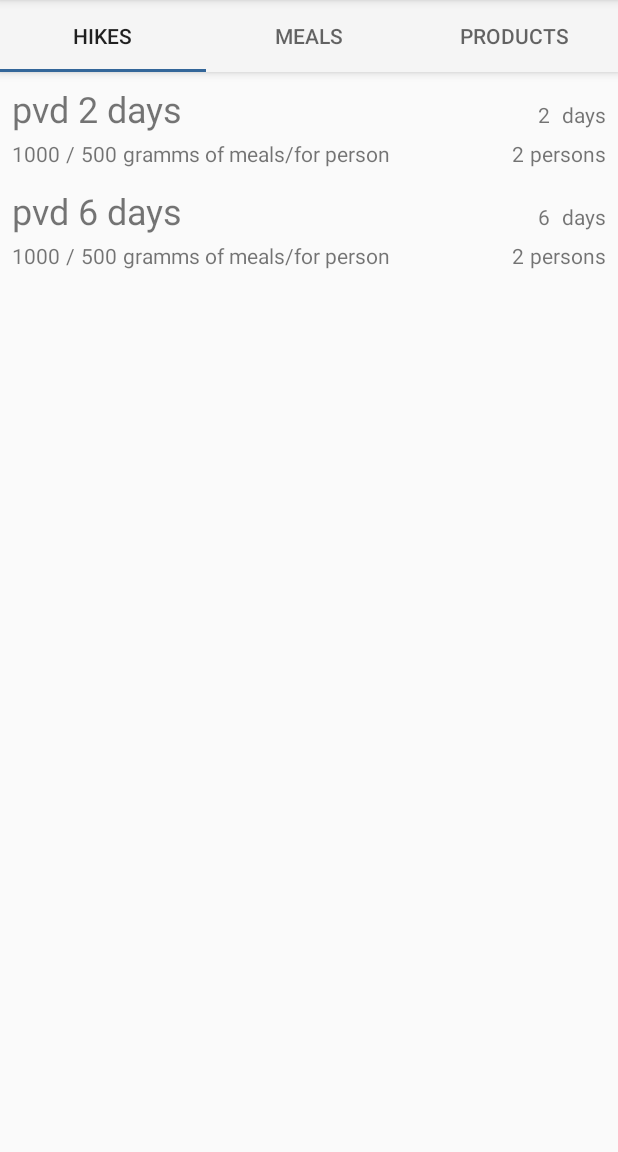
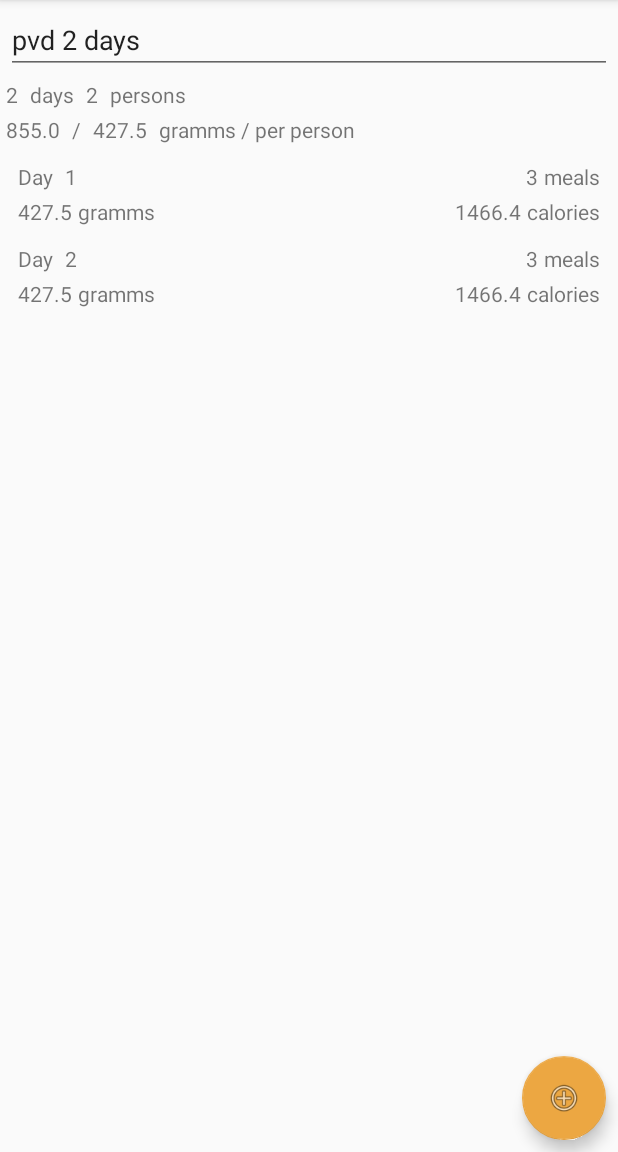
Before and after one commit to seysen/HikingMealsForAndroid, an Android app: the screen it shows after launch (MainActivity before the commit, HikeDetailActivity after it), after a tap on "pvd 2 days", on a phone screen of 412 x 824 dp, the part 84-1236 px from its top. Run offline under Robolectric (Android 15) with nearby library versions, the phone set to English and light mode, and no system bars.

Commit message:
Add: Hike detail information activity

```diff
--- a/app/src/main/AndroidManifest.xml
+++ b/app/src/main/AndroidManifest.xml
@@ -10,13 +10,14 @@
         android:roundIcon="@mipmap/ic_launcher_round"
         android:supportsRtl="true"
         android:theme="@style/AppTheme">
+        <activity android:name=".HikeDetailActivity"></activity>
         <activity android:name=".MealAddProductActivity" />
         <activity android:name=".MealDetailActivity" />
         <activity android:name=".ProductDetailActivity" />
         <activity android:name=".MainActivity">
-
             <intent-filter>
                 <action android:name="android.intent.action.MAIN" />
+
                 <category android:name="android.intent.category.LAUNCHER" />
             </intent-filter>
         </activity>
--- /dev/null
+++ b/app/src/main/java/com/seysen/hikingmealsforandroid/HikeDetailActivity.java
@@ -0,0 +1,73 @@
+package com.seysen.hikingmealsforandroid;
+
+import android.support.v7.app.AppCompatActivity;
+import android.os.Bundle;
+import android.support.v7.widget.LinearLayoutManager;
+import android.support.v7.widget.RecyclerView;
+import android.util.Log;
+import android.widget.EditText;
+import android.widget.TextView;
+
+import com.seysen.hikingmealsforandroid.R;
+import com.seysen.hikingmealsforandroid.core.Hike;
+import com.seysen.hikingmealsforandroid.core.HikeDay;
+import com.seysen.hikingmealsforandroid.helper.HikeDayAdapter;
+
+import java.util.ArrayList;
+
+public class HikeDetailActivity extends AppCompatActivity {
+
+    private static final String TAG = "hike_detail";
+    public static final String ID_KEY = "hike_id";
+    private static final int RESULT_CANCELED = 1;
+    public static final int REQUEST_CREATE_TYPE=1;
+    public static final int REQUEST_EDIT_TYPE=2;
+    private static final String HIKENAME = "hike";
+    public static final String HIKEDAYNAME = "day";
+    private int position;
+    private HikeDayAdapter adapter;
+    private Hike hike;
+    private EditText hike_name;
+    private TextView duration;
+    private TextView quantity;
+    private TextView hikeMealWeight;
+    private TextView personMealWeight;
+    private ArrayList<HikeDay> hikeDaysList = new ArrayList<>();
+
+    @Override
+    protected void onCreate(Bundle savedInstanceState) {
+        super.onCreate(savedInstanceState);
+        setContentView(R.layout.activity_hike_detail);
+        Log.d(TAG,"Hike Detail Created");
+        hike_name = findViewById(R.id.hike_name_detail);
+        duration = findViewById(R.id.duaration);
+        quantity = findViewById(R.id.quantity);
+        hikeMealWeight = findViewById(R.id.hike_meal_weight);
+        personMealWeight =  findViewById(R.id.person_meal_weight);
+        RecyclerView hikeDays = findViewById(R.id.hike_days);
+        hikeDays.setLayoutManager(new LinearLayoutManager(hikeDays.getContext()));
+        adapter = new HikeDayAdapter(this, hikeDaysList);
+        hikeDays.setAdapter(adapter);
+
+        Bundle arguments = getIntent().getExtras();
+        if (arguments!=null) {
+            Log.d(TAG,"Has arguments " + arguments);
+            Log.d(TAG,"Get position with KEY = " + ID_KEY);
+            position = arguments.getInt(ID_KEY);
+            Log.d(TAG,"Position = " + position);
+            hike = arguments.getParcelable(HIKENAME);
+            Log.d(TAG,String.valueOf(hike));
+            //mHikeDays = hike.getHikeDays();
+            hike_name.setText(hike.getHikeName());
+            duration.setText(String.valueOf(hike.getDuration()));
+            quantity.setText(String.valueOf(hike.getQuantity()));
+            hikeMealWeight.setText(String.format("%.1f", hike.getWeight()).replace(",","."));
+            personMealWeight.setText(String.format("%.1f", hike.getWeight()/hike.getQuantity()).replace(",","."));
+            Log.d(TAG,"notifyDataSetChanged");
+            hikeDaysList.clear();
+            hikeDaysList.addAll(hike.getHikeDays());
+            adapter.notifyDataSetChanged();
+        }
+
+    }
+}
--- a/app/src/main/java/com/seysen/hikingmealsforandroid/core/Hike.java
+++ b/app/src/main/java/com/seysen/hikingmealsforandroid/core/Hike.java
@@ -1,9 +1,12 @@
 package com.seysen.hikingmealsforandroid.core;
+
+import android.os.Parcel;
+import android.os.Parcelable;
 
 import java.util.ArrayList;
 import java.util.HashMap;
 
-public class Hike {
+public class Hike implements Parcelable {
     //variables
     public static ArrayList<Hike> hikes = new ArrayList<Hike>();
     private String hikeName;
@@ -20,12 +23,30 @@ public class Hike {
             hikeDay.addMeal(Meal.getMeal("pilaf"));
         }
         Hike pvd6 = new Hike("pvd 6 days",2,6);
-        for (HikeDay hikeDay: pvd2.getHikeDays()) {
+        for (HikeDay hikeDay: pvd6.getHikeDays()) {
             hikeDay.addMeal(Meal.getMeal("porridge"));
             hikeDay.addMeal(Meal.getMeal("sandwich"));
             hikeDay.addMeal(Meal.getMeal("pilaf"));
         }
     }
+
+    protected Hike(Parcel in) {
+        hikeName = in.readString();
+        quantity = in.readInt();
+        hikeDays = in.createTypedArrayList(HikeDay.CREATOR);
+    }
+
+    public static final Creator<Hike> CREATOR = new Creator<Hike>() {
+        @Override
+        public Hike createFromParcel(Parcel in) {
+            return new Hike(in);
+        }
+
+        @Override
+        public Hike[] newArray(int size) {
+            return new Hike[size];
+        }
+    };
 
     public int getDuration() {
         return hikeDays.size();
@@ -148,50 +169,30 @@ public class Hike {
         hikes.add(this);
     }
 
+    @Override
+    public int describeContents() {
+        return 0;
+    }
+
+    @Override
+    public void writeToParcel(Parcel dest, int flags) {
+        dest.writeString(hikeName);
+        dest.writeInt(quantity);
+        dest.writeTypedList(hikeDays);
+    }
+
+    public double getWeight() {
+        double weight = 0;
+        for (HikeDay day: hikeDays
+             ) {
+            weight += day.getDayWeight();
+        }
+        return weight;
+    }
+
     //TODO getHikeWeight
     /*public Double getWeight() {
         return weight;
     }*/
 
-    public class HikeDay {
-        //variables
-        private ArrayList<Meal> meals = new ArrayList<Meal>();
-
-        //methods
-        public void addMeal(Meal meal) {
-            if (meal!=null) {
-                meals.add(meal);
-            }
-        }
-
-        public void removeMeal(int index) {
-            meals.remove(index);
-        }
-
-        public void setMeals(ArrayList<Meal> meals) {
-            this.meals = meals;
-        }
-
-        public ArrayList<Meal> getMeals() {
-            return meals;
-        }
-
-        public double getHikeDayEnergy() {
-            double energy = 0;
-            for (Meal meal : meals) {
-                energy += meal.getEnergy();
-            }
-            return energy;
-        }
-
-        //constructors
-
-        public HikeDay() {
-
-        }
-
-        public HikeDay(ArrayList<Meal> meals) {
-            this.meals = meals;
-        }
-    }
 }
--- /dev/null
+++ b/app/src/main/java/com/seysen/hikingmealsforandroid/core/HikeDay.java
@@ -0,0 +1,84 @@
+package com.seysen.hikingmealsforandroid.core;
+
+import android.os.Parcel;
+import android.os.Parcelable;
+
+import java.util.ArrayList;
+
+public class HikeDay implements Parcelable {
+    //variables
+    private final static String TAG = "HikeDay";
+    private ArrayList<Meal> meals = new ArrayList<Meal>();
+
+    protected HikeDay(Parcel in) {
+        meals = in.createTypedArrayList(Meal.CREATOR);
+    }
+
+    public static final Creator<HikeDay> CREATOR = new Creator<HikeDay>() {
+        @Override
+        public HikeDay createFromParcel(Parcel in) {
+            return new HikeDay(in);
+        }
+
+        @Override
+        public HikeDay[] newArray(int size) {
+            return new HikeDay[size];
+        }
+    };
+
+    //methods
+    public void addMeal(Meal meal) {
+        if (meal!=null) {
+            meals.add(meal);
+        }
+    }
+
+    public void removeMeal(int index) {
+        meals.remove(index);
+    }
+
+    public void setMeals(ArrayList<Meal> meals) {
+        this.meals = meals;
+    }
+
+    public ArrayList<Meal> getMeals() {
+        return meals;
+    }
+
+    public double getHikeDayEnergy() {
+        double energy = 0;
+        for (Meal meal : meals) {
+            energy += meal.getEnergy();
+        }
+        return energy;
+    }
+
+    //constructors
+
+    public HikeDay() {
+
+    }
+
+    public HikeDay(ArrayList<Meal> meals) {
+        this.meals = meals;
+    }
+
+    @Override
+    public int describeContents() {
+        return 0;
+    }
+
+    @Override
+    public void writeToParcel(Parcel dest, int flags) {
+        dest.writeTypedList(meals);
+    }
+
+    public double getDayWeight() {
+        double weight = 0;
+        for (Meal meal: meals
+             ) {
+            weight += meal.getWeight();
+        }
+        return weight;
+    }
+}
--- a/app/src/main/java/com/seysen/hikingmealsforandroid/fragments/HikesFragment.java
+++ b/app/src/main/java/com/seysen/hikingmealsforandroid/fragments/HikesFragment.java
@@ -1,13 +1,17 @@
 package com.seysen.hikingmealsforandroid.fragments;
 
+import android.content.Intent;
 import android.os.Bundle;
 import android.support.v4.app.Fragment;
 import android.support.v7.widget.LinearLayoutManager;
 import android.support.v7.widget.RecyclerView;
+import android.util.Log;
 import android.view.LayoutInflater;
 import android.view.View;
 import android.view.ViewGroup;
 
+import com.seysen.hikingmealsforandroid.HikeDetailActivity;
+import com.seysen.hikingmealsforandroid.MealDetailActivity;
 import com.seysen.hikingmealsforandroid.R;
 import com.seysen.hikingmealsforandroid.core.Hike;
 import com.seysen.hikingmealsforandroid.helper.HikeAdapter;
@@ -19,6 +23,7 @@ public class HikesFragment extends Fragment {
 
     public static final String ID_KEY = "hike_id";
     private static final String TAG = "hikes_fragment";
+    private static final String HIKENAME = "hike";
     private static HikeAdapter adapter;
     private RecyclerView hikeList;
     private static final int RESULT_OK = 0;
@@ -47,7 +52,12 @@ public class HikesFragment extends Fragment {
         adapter.setOnItemClickListener(new HikeAdapter.ClickListener() {
             @Override
             public void onItemClick(int position, View v) {
-
+                Log.d(TAG, "onItemClick position: " + position);
+                Intent intent = new Intent(v.getContext(), HikeDetailActivity.class);
+                intent.putExtra(ID_KEY, position);
+                intent.putExtra(HIKENAME, mHikes.get(position));
+                //Log.d(TAG, "Extras = " + String.valueOf(intent.getExtras()));
+                startActivityForResult(intent, REQUEST_EDIT_TYPE);
             }
 
             @Override
--- /dev/null
+++ b/app/src/main/java/com/seysen/hikingmealsforandroid/helper/HikeDayAdapter.java
@@ -0,0 +1,69 @@
+package com.seysen.hikingmealsforandroid.helper;
+
+import android.content.Context;
+import android.support.annotation.NonNull;
+import android.support.v7.widget.RecyclerView;
+import android.util.Log;
+import android.util.TypedValue;
+import android.view.LayoutInflater;
+import android.view.View;
+import android.view.ViewGroup;
+import android.widget.TextView;
+
+import com.seysen.hikingmealsforandroid.R;
+import com.seysen.hikingmealsforandroid.core.HikeDay;
+
+import java.util.ArrayList;
+
+public class HikeDayAdapter extends RecyclerView.Adapter<HikeDayAdapter.HikeDayViewHolder> {
+    private final static String TAG = "hike_day_adapter";
+    private final TypedValue mTypedValue = new TypedValue();
+    private int mBackground;
+    private LayoutInflater inflater;
+    private ArrayList<HikeDay> mHikeDays;
+
+    public HikeDayAdapter.HikeDayViewHolder onCreateViewHolder(@NonNull ViewGroup viewGroup, int i) {
+        Log.d(TAG,"onCreateViewHolder");
+        View view = LayoutInflater.from(viewGroup.getContext())
+                .inflate(R.layout.hike_day_item, viewGroup, false);
+        return new HikeDayAdapter.HikeDayViewHolder(view);
+    }
+
+    @Override
+    public void onBindViewHolder(@NonNull HikeDayViewHolder holder, int position) {
+        Log.d(TAG,"onBindViewHolder");
+        HikeDay day = mHikeDays.get(position);
+        holder.hikeDayNumberView.setText(String.valueOf(position+1));
+        holder.hikeDayMealsView.setText(String.valueOf(day.getMeals().size()));
+        holder.hikeDayWeight.setText(String.format("%.1f", + day.getDayWeight()).replace(",", "."));
+        holder.hikeDayEnergy.setText(String.format("%.1f", + day.getHikeDayEnergy()).replace(",", "."));
+    }
+
+    @Override
+    public int getItemCount() {
+        return mHikeDays.size();
+    }
+
+    public HikeDayAdapter(Context context, ArrayList<HikeDay> items) {
+        Log.d(TAG,"HikeDayAdapter created with items " + items);
+        context.getTheme().resolveAttribute(R.attr.selectableItemBackground, mTypedValue, true);
+        mBackground = mTypedValue.resourceId;
+        mHikeDays = items;
+    }
+
+    public static class HikeDayViewHolder extends RecyclerView.ViewHolder {
+
+        private final TextView hikeDayNumberView;
+        private final TextView hikeDayMealsView;
+        private final TextView hikeDayWeight;
+        private final TextView hikeDayEnergy;
+
+        public HikeDayViewHolder(@NonNull View itemView) {
+            super(itemView);
+            hikeDayNumberView = itemView.findViewById(R.id.day_number);
+            hikeDayMealsView = itemView.findViewById(R.id.nomber_of_meals);
+            hikeDayWeight = itemView.findViewById(R.id.day_weight);
+            hikeDayEnergy = itemView.findViewById(R.id.day_energy);
+        }
+    }
+}
--- /dev/null
+++ b/app/src/main/res/layout/activity_hike_detail.xml
@@ -0,0 +1,122 @@
+<?xml version="1.0" encoding="utf-8"?>
+<android.support.constraint.ConstraintLayout xmlns:android="http://schemas.android.com/apk/res/android"
+    xmlns:app="http://schemas.android.com/apk/res-auto"
+    xmlns:tools="http://schemas.android.com/tools"
+    android:layout_width="match_parent"
+    android:layout_height="match_parent"
+    tools:context=".HikeDetailActivity">
+
+    <TextView
+        android:id="@+id/duaration"
+        android:layout_width="wrap_content"
+        android:layout_height="wrap_content"
+        android:layout_marginStart="4dp"
+        android:layout_marginTop="4dp"
+        android:text="2"
+        app:layout_constraintStart_toStartOf="parent"
+        app:layout_constraintTop_toBottomOf="@+id/hike_name_detail" />
+
+    <TextView
+        android:id="@+id/textView15"
+        android:layout_width="wrap_content"
+        android:layout_height="wrap_content"
+        android:layout_marginStart="8dp"
+        android:text="days"
+        app:layout_constraintBaseline_toBaselineOf="@+id/duaration"
+        app:layout_constraintStart_toEndOf="@+id/duaration" />
+
+    <TextView
+        android:id="@+id/quantity"
+        android:layout_width="wrap_content"
+        android:layout_height="wrap_content"
+        android:layout_marginStart="8dp"
+        android:text="2"
+        app:layout_constraintBaseline_toBaselineOf="@+id/textView15"
+        app:layout_constraintStart_toEndOf="@+id/textView15" />
+
+    <TextView
+        android:id="@+id/textView18"
+        android:layout_width="wrap_content"
+        android:layout_height="wrap_content"
+        android:layout_marginStart="8dp"
+        android:text="persons"
+        app:layout_constraintBaseline_toBaselineOf="@+id/quantity"
+        app:layout_constraintStart_toEndOf="@+id/quantity" />
+
+    <android.support.v7.widget.RecyclerView
+        android:id="@+id/hike_days"
+        android:layout_width="0dp"
+        android:layout_height="0dp"
+        android:layout_marginStart="4dp"
+        android:layout_marginTop="4dp"
+        android:layout_marginEnd="4dp"
+        android:layout_marginBottom="4dp"
+        app:layout_constraintBottom_toBottomOf="parent"
+        app:layout_constraintEnd_toEndOf="parent"
+        app:layout_constraintHorizontal_bias="1.0"
+        app:layout_constraintStart_toStartOf="parent"
+        app:layout_constraintTop_toBottomOf="@+id/person_meal_weight" />
+
+    <android.support.design.widget.FloatingActionButton
+        android:id="@+id/floatingActionButton"
+        android:layout_width="wrap_content"
+        android:layout_height="wrap_content"
+        android:layout_marginEnd="8dp"
+        android:layout_marginBottom="8dp"
+        android:clickable="true"
+        android:src="@android:drawable/ic_menu_add"
+        app:layout_constraintBottom_toBottomOf="parent"
+        app:layout_constraintEnd_toEndOf="parent" />
+
+    <TextView
+        android:id="@+id/hike_meal_weight"
+        android:layout_width="wrap_content"
+        android:layout_height="wrap_content"
+        android:layout_marginStart="4dp"
+        android:layout_marginTop="4dp"
+        android:text="10000"
+        app:layout_constraintStart_toStartOf="parent"
+        app:layout_constraintTop_toBottomOf="@+id/duaration" />
+
+    <TextView
+        android:id="@+id/textView12"
+        android:layout_width="wrap_content"
+        android:layout_height="wrap_content"
+        android:layout_marginStart="8dp"
+        android:text="/"
+        app:layout_constraintBaseline_toBaselineOf="@+id/hike_meal_weight"
+        app:layout_constraintStart_toEndOf="@+id/hike_meal_weight" />
+
+    <TextView
+        android:id="@+id/person_meal_weight"
+        android:layout_width="wrap_content"
+        android:layout_height="wrap_content"
+        android:layout_marginStart="8dp"
+        android:text="500"
+        app:layout_constraintBaseline_toBaselineOf="@+id/textView12"
+        app:layout_constraintStart_toEndOf="@+id/textView12" />
+
+    <TextView
+        android:id="@+id/textView19"
+        android:layout_width="wrap_content"
+        android:layout_height="wrap_content"
+        android:layout_marginStart="8dp"
+        android:text="gramms / per person"
+        app:layout_constraintBaseline_toBaselineOf="@+id/person_meal_weight"
+        app:layout_constraintStart_toEndOf="@+id/person_meal_weight" />
+
+    <EditText
+        android:id="@+id/hike_name_detail"
+        android:layout_width="0dp"
+        android:layout_height="wrap_content"
+        android:layout_marginStart="4dp"
+        android:layout_marginTop="4dp"
+        android:layout_marginEnd="4dp"
+        android:ems="10"
+        android:inputType="textPersonName"
+        android:text="HikeName"
+        app:layout_constraintEnd_toEndOf="parent"
+        app:layout_constraintStart_toStartOf="parent"
+        app:layout_constraintTop_toTopOf="parent" />
+
+</android.support.constraint.ConstraintLayout>
--- /dev/null
+++ b/app/src/main/res/layout/fab_layout.xml
@@ -0,0 +1,26 @@
+<?xml version="1.0" encoding="utf-8"?>
+<FrameLayout xmlns:android="http://schemas.android.com/apk/res/android"
+    xmlns:app="http://schemas.android.com/apk/res-auto"
+    xmlns:tools="http://schemas.android.com/tools"
+    android:layout_width="match_parent"
+    android:layout_height="match_parent">
+
+
+    <android.support.design.widget.FloatingActionButton
+        android:id="@+id/add_day_fab"
+        android:layout_width="wrap_content"
+        android:layout_height="wrap_content"
+        android:layout_gravity="bottom|end"
+        android:clickable="true"
+        app:srcCompat="@android:drawable/ic_menu_compass" />
+
+    <android.support.design.widget.FloatingActionButton
+        android:id="@+id/add_person_fab"
+        android:layout_width="wrap_content"
+        android:layout_height="wrap_content"
+        android:layout_gravity="bottom|end"
+        android:clickable="true"
+        app:srcCompat="@android:drawable/ic_menu_myplaces" />
+
+
+</FrameLayout>
--- /dev/null
+++ b/app/src/main/res/layout/hike_day_item.xml
@@ -0,0 +1,82 @@
+<?xml version="1.0" encoding="utf-8"?>
+<android.support.constraint.ConstraintLayout xmlns:android="http://schemas.android.com/apk/res/android"
+    xmlns:app="http://schemas.android.com/apk/res-auto"
+    xmlns:tools="http://schemas.android.com/tools"
+    android:layout_width="match_parent"
+    android:layout_height="wrap_content"
+    android:padding="4dp">
+
+    <TextView
+        android:id="@+id/textView4"
+        android:layout_width="wrap_content"
+        android:layout_height="wrap_content"
+        android:layout_marginStart="4dp"
+        android:layout_marginTop="4dp"
+        android:text="Day"
+        app:layout_constraintStart_toStartOf="parent"
+        app:layout_constraintTop_toTopOf="parent" />
+
+    <TextView
+        android:id="@+id/day_number"
+        android:layout_width="wrap_content"
+        android:layout_height="wrap_content"
+        android:layout_marginStart="8dp"
+        android:text="1"
+        app:layout_constraintBaseline_toBaselineOf="@+id/textView4"
+        app:layout_constraintStart_toEndOf="@+id/textView4" />
+
+    <TextView
+        android:id="@+id/nomber_of_meals"
+        android:layout_width="wrap_content"
+        android:layout_height="wrap_content"
+        android:layout_marginEnd="4dp"
+        android:text="3"
+        app:layout_constraintBaseline_toBaselineOf="@+id/day_number"
+        app:layout_constraintEnd_toStartOf="@+id/textView20" />
+
+    <TextView
+        android:id="@+id/textView20"
+        android:layout_width="wrap_content"
+        android:layout_height="wrap_content"
+        android:layout_marginEnd="4dp"
+        android:text="meals"
+        app:layout_constraintBaseline_toBaselineOf="@+id/nomber_of_meals"
+        app:layout_constraintEnd_toEndOf="parent" />
+
+    <TextView
+        android:id="@+id/day_weight"
+        android:layout_width="wrap_content"
+        android:layout_height="wrap_content"
+        android:layout_marginStart="4dp"
+        android:layout_marginTop="4dp"
+        android:text="1000"
+        app:layout_constraintStart_toStartOf="parent"
+        app:layout_constraintTop_toBottomOf="@+id/textView4" />
+
+    <TextView
+        android:id="@+id/textView22"
+        android:layout_width="wrap_content"
+        android:layout_height="wrap_content"
+        android:layout_marginStart="4dp"
+        android:text="gramms"
+        app:layout_constraintBaseline_toBaselineOf="@+id/day_weight"
+        app:layout_constraintStart_toEndOf="@+id/day_weight" />
+
+    <TextView
+        android:id="@+id/textView23"
+        android:layout_width="wrap_content"
+        android:layout_height="wrap_content"
+        android:layout_marginEnd="4dp"
+        android:text="calories"
+        app:layout_constraintBaseline_toBaselineOf="@+id/day_energy"
+        app:layout_constraintEnd_toEndOf="parent" />
+
+    <TextView
+        android:id="@+id/day_energy"
+        android:layout_width="wrap_content"
+        android:layout_height="wrap_content"
+        android:layout_marginEnd="4dp"
+        android:text="3000"
+        app:layout_constraintBaseline_toBaselineOf="@+id/textView22"
+        app:layout_constraintEnd_toStartOf="@+id/textView23" />
+</android.support.constraint.ConstraintLayout>
--- a/app/src/main/res/layout/hike_item.xml
+++ b/app/src/main/res/layout/hike_item.xml
@@ -51,7 +51,7 @@
         android:layout_width="wrap_content"
         android:layout_height="wrap_content"
         android:layout_marginStart="4dp"
-        android:text="gramms of meals/for person"
+        android:text="gramms /per person"
         app:layout_constraintBaseline_toBaselineOf="@+id/hike_weight"
         app:layout_constraintStart_toEndOf="@id/person_weight" />
 
@@ -75,12 +75,15 @@
 
     <TextView
         android:id="@+id/hike_quantity"
-        android:layout_width="wrap_content"
+        android:layout_width="0dp"
         android:layout_height="wrap_content"
+        android:layout_marginStart="4dp"
         android:layout_marginEnd="4dp"
+        android:gravity="end"
         android:text="2"
         app:layout_constraintBaseline_toBaselineOf="@+id/textView13"
-        app:layout_constraintEnd_toStartOf="@+id/textView17" />
+        app:layout_constraintEnd_toStartOf="@+id/textView17"
+        app:layout_constraintStart_toEndOf="@+id/textView13" />
 
     <TextView
         android:id="@+id/textView17"
```
